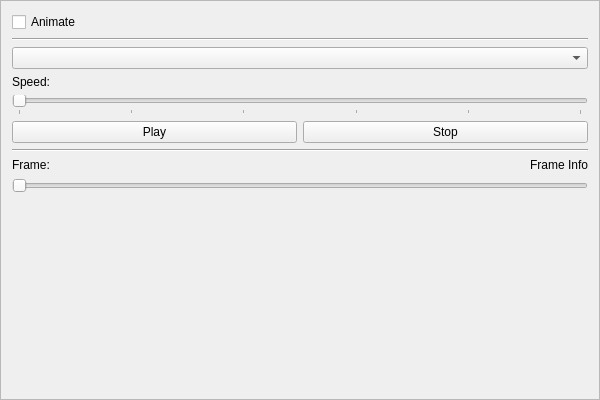
Old version of the form WMVx/AnimationControl.ui in the repository Frostshake/WMVx.
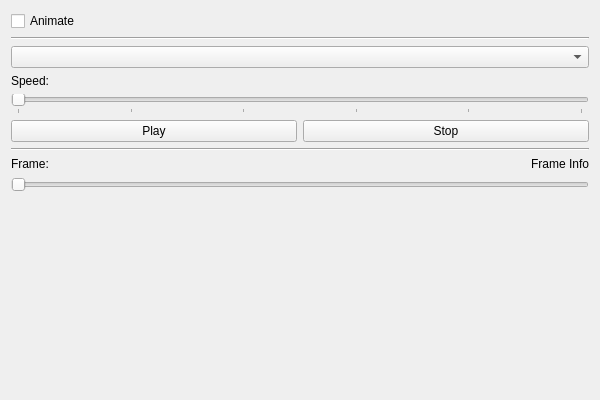
New version of the form.

The edit to the form file:
```diff
--- a/WMVx/AnimationControl.ui
+++ b/WMVx/AnimationControl.ui
@@ -28,6 +28,12 @@
    </property>
    <item>
     <widget class="QScrollArea" name="scrollArea">
+     <property name="frameShape">
+      <enum>QFrame::NoFrame</enum>
+     </property>
+     <property name="frameShadow">
+      <enum>QFrame::Plain</enum>
+     </property>
      <property name="widgetResizable">
       <bool>true</bool>
      </property>
@@ -36,8 +42,8 @@
        <rect>
         <x>0</x>
         <y>0</y>
-        <width>598</width>
-        <height>398</height>
+        <width>600</width>
+        <height>400</height>
        </rect>
       </property>
       <layout class="QVBoxLayout" name="verticalLayout_2">
```
